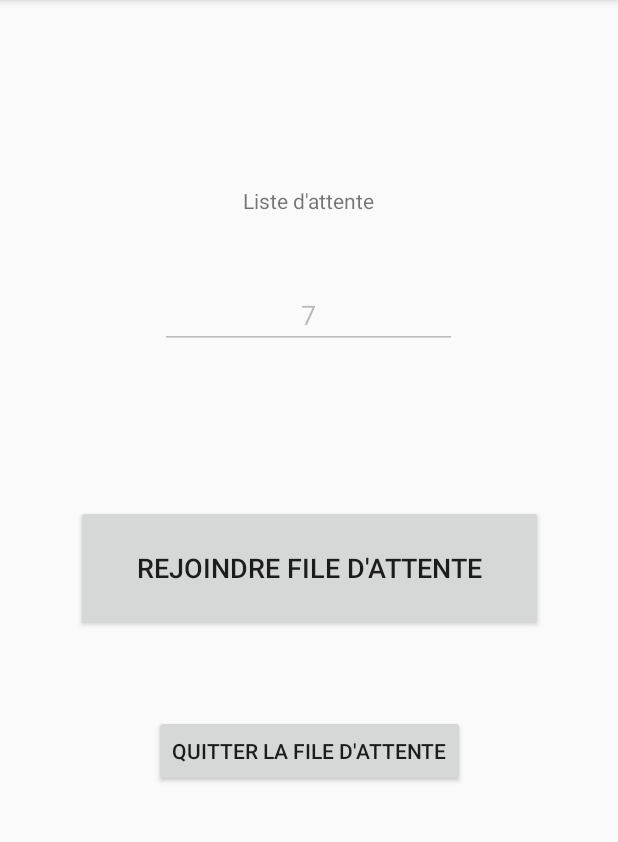
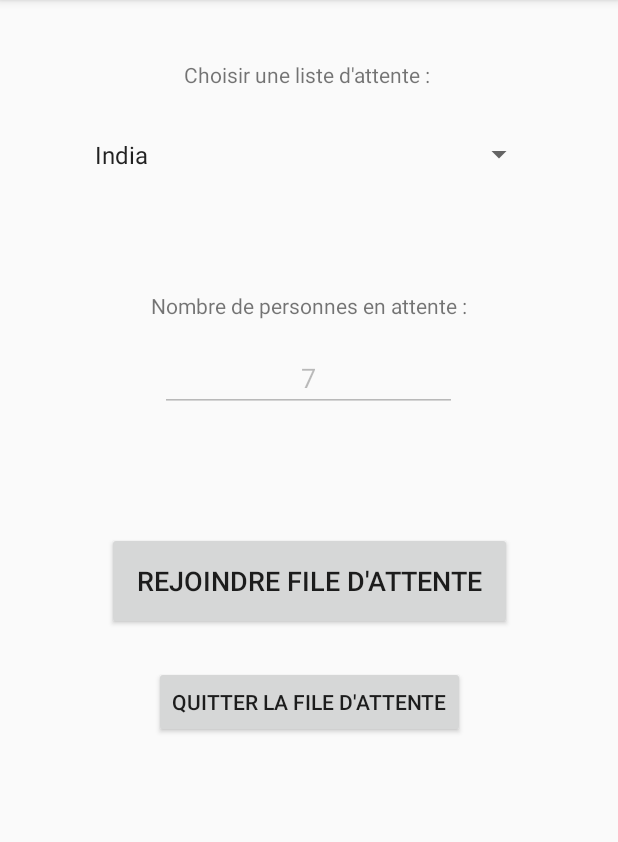
Before and after one commit to LucasAubron/PS6-connected-object-Create-a-new-team, an Android app: the screen it shows after launch (MainActivity), on a phone screen of 412 x 824 dp, the part 84-926 px from its top. Run offline under Robolectric (Android 15) with nearby library versions, the phone set to English and light mode, and no system bars.

Commit message:
#1 Ajout d'un spinner permettant de sélectionner une liste d'attente

```diff
--- a/PS6finalandroid/app/src/main/java/fr/etudes/ps6finalandroid/MainActivity.java
+++ b/PS6finalandroid/app/src/main/java/fr/etudes/ps6finalandroid/MainActivity.java
@@ -2,12 +2,57 @@ package fr.etudes.ps6finalandroid;
 
 import android.support.v7.app.AppCompatActivity;
 import android.os.Bundle;
+import android.view.View;
+import android.widget.AdapterView;
+import android.widget.ArrayAdapter;
+import android.widget.ListView;
+import android.widget.Spinner;
+import android.widget.Toast;
 
-public class MainActivity extends AppCompatActivity {
+import java.util.ArrayList;
+import java.util.List;
+
+public class MainActivity extends AppCompatActivity implements
+        AdapterView.OnItemSelectedListener {
+
+    Spinner spinner;
+    View nom_file;
+    String[] country = {"India", "USA", "China", "Japan", "Other"};
+
 
     @Override
     protected void onCreate(Bundle savedInstanceState) {
         super.onCreate(savedInstanceState);
         setContentView(R.layout.activity_main);
+
+        initSpinner();
+    }
+
+    protected void initSpinner() {
+        //Récupération du Spinner déclaré dans le fichier main.xml de res/layout
+        spinner = findViewById(R.id.spinner_listes);
+
+        spinner.setOnItemSelectedListener(this);
+
+        ArrayAdapter adapter = new ArrayAdapter(
+                this,
+                android.R.layout.simple_spinner_item,
+                country
+        );
+
+        /* On definit une présentation du spinner quand il est déroulé         (android.R.layout.simple_spinner_dropdown_item) */
+        adapter.setDropDownViewResource(android.R.layout.simple_spinner_dropdown_item);
+        //Enfin on passe l'adapter au Spinner et c'est tout
+        spinner.setAdapter(adapter);
+    }
+
+    @Override
+    public void onItemSelected(AdapterView<?> parent, View view, int position, long id) {
+        Toast.makeText(getApplicationContext(),country[position] , Toast.LENGTH_LONG).show();
+    }
+
+    @Override
+    public void onNothingSelected(AdapterView<?> parent) {
+
     }
 }
--- a/PS6finalandroid/app/src/main/res/layout/activity_main.xml
+++ b/PS6finalandroid/app/src/main/res/layout/activity_main.xml
@@ -8,13 +8,12 @@
 
     <Button
         android:id="@+id/btn_rejoindre"
-        android:layout_width="311dp"
-        android:layout_height="84dp"
-        android:layout_marginTop="104dp"
+        android:layout_width="270dp"
+        android:layout_height="65dp"
+        android:layout_marginTop="80dp"
         android:text="Rejoindre file d'attente"
         android:textSize="18sp"
         app:layout_constraintEnd_toEndOf="parent"
-        app:layout_constraintHorizontal_bias="0.5"
         app:layout_constraintStart_toStartOf="parent"
         app:layout_constraintTop_toBottomOf="@+id/nb_file" />
 
@@ -22,7 +21,7 @@
         android:id="@+id/nb_file"
         android:layout_width="198dp"
         android:layout_height="41dp"
-        android:layout_marginTop="48dp"
+        android:layout_marginTop="20dp"
         android:clickable="true"
         android:ems="20"
         android:enabled="false"
@@ -39,10 +38,9 @@
         android:id="@+id/btn_quitter"
         android:layout_width="wrap_content"
         android:layout_height="wrap_content"
-        android:layout_marginTop="56dp"
+        android:layout_marginTop="24dp"
         android:text="Quitter la file d'attente"
         app:layout_constraintEnd_toEndOf="parent"
-        app:layout_constraintHorizontal_bias="0.5"
         app:layout_constraintStart_toStartOf="parent"
         app:layout_constraintTop_toBottomOf="@+id/btn_rejoindre" />
 
@@ -50,10 +48,29 @@
         android:id="@+id/textView"
         android:layout_width="wrap_content"
         android:layout_height="wrap_content"
-        android:layout_marginTop="124dp"
-        android:text="Liste d'attente"
+        android:layout_marginTop="76dp"
+        android:text="Nombre de personnes en attente :"
         app:layout_constraintEnd_toEndOf="parent"
-        app:layout_constraintHorizontal_bias="0.5"
+        app:layout_constraintStart_toStartOf="parent"
+        app:layout_constraintTop_toBottomOf="@+id/spinner_listes" />
+
+    <Spinner
+        android:id="@+id/spinner_listes"
+        android:layout_width="301dp"
+        android:layout_height="30dp"
+        android:layout_marginTop="88dp"
+        app:layout_constraintEnd_toEndOf="parent"
+        app:layout_constraintStart_toStartOf="parent"
+        app:layout_constraintTop_toTopOf="parent" />
+
+    <TextView
+        android:id="@+id/textView2"
+        android:layout_width="wrap_content"
+        android:layout_height="wrap_content"
+        android:layout_marginTop="40dp"
+        android:text="Choisir une liste d'attente :"
+        app:layout_constraintEnd_toEndOf="parent"
+        app:layout_constraintHorizontal_bias="0.497"
         app:layout_constraintStart_toStartOf="parent"
         app:layout_constraintTop_toTopOf="parent" />
 
```
